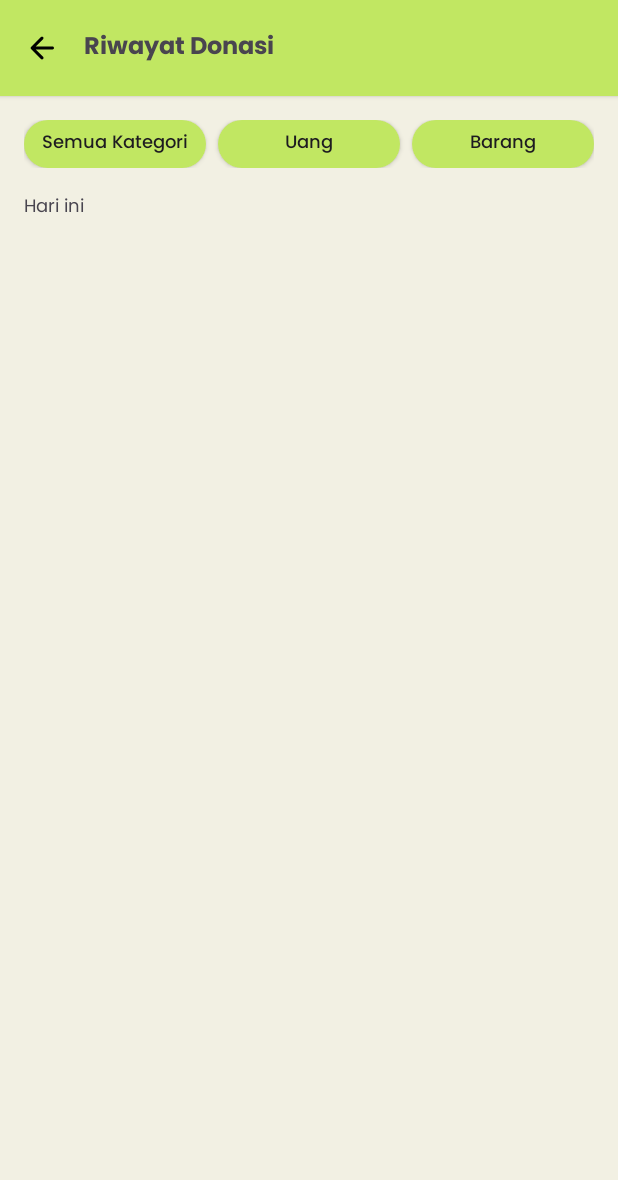
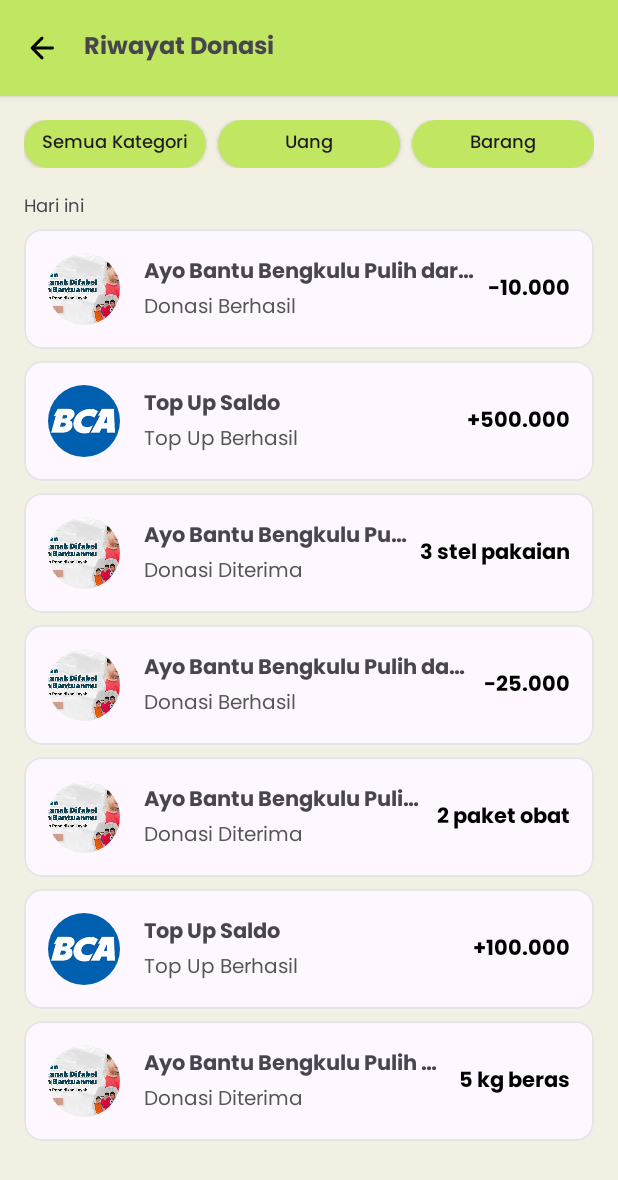
Before and after one commit to gresss27/Rahmat-UX, an Android app: the DonationHistoryActivity screen opened directly, with no data from a screen before it, on a phone screen of 412 x 824 dp. Shown: the top 1180 px of the screen. Run offline under Robolectric (Android 15) with nearby library versions, the phone set to English and light mode, and no system bars; our stand-ins replace CircleImageView.

Commit message:
logic riwayat donasi

```diff
--- a/app/src/main/java/com/example/rahmat_ux/DonationHistoryActivity.java
+++ b/app/src/main/java/com/example/rahmat_ux/DonationHistoryActivity.java
@@ -1,24 +1,88 @@
 package com.example.rahmat_ux;
 
 import android.os.Bundle;
+import android.view.View;
+import android.widget.ImageView;
 
 import androidx.activity.EdgeToEdge;
 import androidx.appcompat.app.AppCompatActivity;
+import androidx.appcompat.widget.AppCompatButton;
 import androidx.core.graphics.Insets;
 import androidx.core.view.ViewCompat;
 import androidx.core.view.WindowInsetsCompat;
+import androidx.recyclerview.widget.LinearLayoutManager;
+import androidx.recyclerview.widget.RecyclerView;
+
+import com.example.rahmat_ux.adapter.DonationHistoryAdapter;
+import com.example.rahmat_ux.model.DonationHistory;
+import com.example.rahmat_ux.data.DummyDataRepository;
+
+import java.util.ArrayList;
+import java.util.List;
 
 public class DonationHistoryActivity extends AppCompatActivity {
+
+    private RecyclerView recyclerView;
+    private DonationHistoryAdapter adapter;
+    private List<DonationHistory> allHistories;
+    private List<DonationHistory> filteredHistories;
+
+    private AppCompatButton btnAll;
+    private AppCompatButton btnUang;
+    private AppCompatButton btnBarang;
 
     @Override
     protected void onCreate(Bundle savedInstanceState) {
         super.onCreate(savedInstanceState);
         EdgeToEdge.enable(this);
         setContentView(R.layout.activity_donation_history);
+
         ViewCompat.setOnApplyWindowInsetsListener(findViewById(R.id.main), (v, insets) -> {
             Insets systemBars = insets.getInsets(WindowInsetsCompat.Type.systemBars());
             v.setPadding(systemBars.left, systemBars.top, systemBars.right, systemBars.bottom);
             return insets;
         });
+
+        // Back Button
+        ImageView btnBack = findViewById(R.id.btnBack);
+        btnBack.setOnClickListener(v -> onBackPressed());
+
+        // Button References
+        btnAll = findViewById(R.id.btn_all);
+        btnUang = findViewById(R.id.btn_uang);
+        btnBarang = findViewById(R.id.btn_barang);
+
+        // RecyclerView Setup
+        recyclerView = findViewById(R.id.recycler_view_donation_history);
+        recyclerView.setLayoutManager(new LinearLayoutManager(this));
+
+        // Load data using Singleton access
+        allHistories = DummyDataRepository.getInstance().getDonationHistoryList();
+        filteredHistories = new ArrayList<>(allHistories);
+
+        // Set adapter
+        adapter = new DonationHistoryAdapter(filteredHistories);
+        recyclerView.setAdapter(adapter);
+
+        // Filter Buttons
+        btnAll.setOnClickListener(v -> showFiltered("all"));
+        btnUang.setOnClickListener(v -> showFiltered("uang"));
+        btnBarang.setOnClickListener(v -> showFiltered("barang"));
+    }
+
+    private void showFiltered(String category) {
+        filteredHistories.clear();
+
+        if (category.equals("all")) {
+            filteredHistories.addAll(allHistories);
+        } else {
+            for (DonationHistory history : allHistories) {
+                if (history.getCategory().equals(category)) {
+                    filteredHistories.add(history);
+                }
+            }
+        }
+
+        adapter.notifyDataSetChanged();
     }
 }
--- a/app/src/main/java/com/example/rahmat_ux/NotificationActivity.java
+++ b/app/src/main/java/com/example/rahmat_ux/NotificationActivity.java
@@ -30,6 +30,7 @@ public class NotificationActivity extends AppCompatActivity {
 //        MENAMPILKAN DATA DI RECYCLERVIEW
         RecyclerView recyclerView = findViewById(R.id.recyclerNotifications);
         recyclerView.setLayoutManager(new LinearLayoutManager(this));
-        NotificationAdapter adapter = new NotificationAdapter(DummyDataRepository.getInstance().getNotificationList());        recyclerView.setAdapter(adapter);
+        NotificationAdapter adapter = new NotificationAdapter(DummyDataRepository.getInstance().getNotificationList());
+        recyclerView.setAdapter(adapter);
     }
 }
--- a/app/src/main/java/com/example/rahmat_ux/UserFragment.java
+++ b/app/src/main/java/com/example/rahmat_ux/UserFragment.java
@@ -110,6 +110,17 @@ public class UserFragment extends Fragment {
             }
         });
 
+//        NAVIGATE TO DONATION HISTORY
+        LinearLayout column3 = view.findViewById(R.id.column3);
+        column3.setOnClickListener(new View.OnClickListener() {
+            @Override
+            public void onClick(View v) {
+                Intent intent = new Intent(getActivity(), DonationHistoryActivity.class);
+                startActivity(intent);
+            }
+        });
+
+
     }
 
 }
--- /dev/null
+++ b/app/src/main/java/com/example/rahmat_ux/adapter/DonationHistoryAdapter.java
@@ -0,0 +1,63 @@
+package com.example.rahmat_ux.adapter;
+
+import android.view.LayoutInflater;
+import android.view.View;
+import android.view.ViewGroup;
+import android.widget.ImageView;
+import android.widget.TextView;
+
+import androidx.annotation.NonNull;
+import androidx.recyclerview.widget.RecyclerView;
+
+import com.example.rahmat_ux.R;
+import com.example.rahmat_ux.model.DonationHistory;
+
+import java.util.List;
+
+public class DonationHistoryAdapter extends RecyclerView.Adapter<DonationHistoryAdapter.ViewHolder> {
+
+    private List<DonationHistory> historyList;
+
+    public DonationHistoryAdapter(List<DonationHistory> historyList) {
+        this.historyList = historyList;
+    }
+
+    public void setFilteredList(List<DonationHistory> filteredList) {
+        this.historyList = filteredList;
+        notifyDataSetChanged();
+    }
+
+    @NonNull
+    @Override
+    public DonationHistoryAdapter.ViewHolder onCreateViewHolder(@NonNull ViewGroup parent, int viewType) {
+        View view = LayoutInflater.from(parent.getContext()).inflate(R.layout.item_donation_history, parent, false);
+        return new ViewHolder(view);
+    }
+
+    @Override
+    public void onBindViewHolder(@NonNull DonationHistoryAdapter.ViewHolder holder, int position) {
+        DonationHistory item = historyList.get(position);
+        holder.title.setText(item.getTitle());
+        holder.status.setText(item.getStatus());
+        holder.amount.setText(item.getAmount());
+        holder.image.setImageResource(item.getImageResId());
+    }
+
+    @Override
+    public int getItemCount() {
+        return historyList.size();
+    }
+
+    public static class ViewHolder extends RecyclerView.ViewHolder {
+        ImageView image;
+        TextView title, status, amount;
+
+        public ViewHolder(@NonNull View itemView) {
+            super(itemView);
+            image = itemView.findViewById(R.id.imageViewHistory);
+            title = itemView.findViewById(R.id.textTitle);
+            status = itemView.findViewById(R.id.textStatus);
+            amount = itemView.findViewById(R.id.textAmount);
+        }
+    }
+}
--- a/app/src/main/java/com/example/rahmat_ux/data/DummyDataRepository.java
+++ b/app/src/main/java/com/example/rahmat_ux/data/DummyDataRepository.java
@@ -3,6 +3,7 @@ package com.example.rahmat_ux.data;
 import com.example.rahmat_ux.R;
 import com.example.rahmat_ux.model.Bank;
 import com.example.rahmat_ux.model.Campaign;
+import com.example.rahmat_ux.model.DonationHistory;
 import com.example.rahmat_ux.model.Donator;
 import com.example.rahmat_ux.model.Notification;
 import com.example.rahmat_ux.model.Story;
@@ -233,4 +234,66 @@ public class DummyDataRepository {
         list.add(new Bank("Bank Syariah Indonesia", R.drawable.bank_syariah));
         return list;
     }
+
+    public List<DonationHistory> getDonationHistoryList() {
+        List<DonationHistory> list = new ArrayList<>();
+
+        list.add(new DonationHistory(
+                "Ayo Bantu Bengkulu Pulih dari Gempa",
+                "Donasi Berhasil",
+                "-10.000",
+                R.drawable.banner1,
+                "uang"
+        ));
+
+        list.add(new DonationHistory(
+                "Top Up Saldo",
+                "Top Up Berhasil",
+                "+500.000",
+                R.drawable.bank_bca,
+                "uang"
+        ));
+
+        list.add(new DonationHistory(
+                "Ayo Bantu Bengkulu Pulih dari Gempa",
+                "Donasi Diterima",
+                "3 stel pakaian",
+                R.drawable.banner1,
+                "barang"
+        ));
+
+        list.add(new DonationHistory(
+                "Ayo Bantu Bengkulu Pulih dari Gempa",
+                "Donasi Berhasil",
+                "-25.000",
+                R.drawable.banner1,
+                "uang"
+        ));
+
+        list.add(new DonationHistory(
+                "Ayo Bantu Bengkulu Pulih dari Gempa",
+                "Donasi Diterima",
+                "2 paket obat",
+                R.drawable.banner1,
+                "barang"
+        ));
+
+        list.add(new DonationHistory(
+                "Top Up Saldo",
+                "Top Up Berhasil",
+                "+100.000",
+                R.drawable.bank_bca,
+                "uang"
+        ));
+
+        list.add(new DonationHistory(
+                "Ayo Bantu Bengkulu Pulih dari Gempa",
+                "Donasi Diterima",
+                "5 kg beras",
+                R.drawable.banner1,
+                "barang"
+        ));
+
+        return list;
+    }
 }
--- /dev/null
+++ b/app/src/main/java/com/example/rahmat_ux/model/DonationHistory.java
@@ -0,0 +1,37 @@
+package com.example.rahmat_ux.model;
+
+public class DonationHistory {
+    private String title;
+    private String status;
+    private String amount;
+    private int imageResId;
+    private String category; // "uang" or "barang"
+
+    public DonationHistory(String title, String status, String amount, int imageResId, String category) {
+        this.title = title;
+        this.status = status;
+        this.amount = amount;
+        this.imageResId = imageResId;
+        this.category = category;
+    }
+
+    public String getTitle() {
+        return title;
+    }
+
+    public String getStatus() {
+        return status;
+    }
+
+    public String getAmount() {
+        return amount;
+    }
+
+    public int getImageResId() {
+        return imageResId;
+    }
+
+    public String getCategory() {
+        return category;
+    }
+}
--- a/app/src/main/res/layout/activity_donation_history.xml
+++ b/app/src/main/res/layout/activity_donation_history.xml
@@ -60,6 +60,7 @@
             android:layout_marginBottom="16dp">
 
             <androidx.appcompat.widget.AppCompatButton
+                android:id="@+id/btn_all"
                 android:layout_weight="1"
                 android:layout_width="0dp"
                 android:layout_height="32dp"
@@ -72,6 +73,7 @@
                 android:backgroundTint="@color/green_primary"/>
 
             <androidx.appcompat.widget.AppCompatButton
+                android:id="@+id/btn_uang"
                 android:layout_weight="1"
                 android:layout_width="0dp"
                 android:layout_height="32dp"
@@ -85,6 +87,7 @@
                 android:layout_marginHorizontal="8dp"/>
 
             <androidx.appcompat.widget.AppCompatButton
+                android:id="@+id/btn_barang"
                 android:layout_weight="1"
                 android:layout_width="0dp"
                 android:layout_height="32dp"
@@ -105,6 +108,7 @@
             android:textSize="12sp" />
 
         <androidx.recyclerview.widget.RecyclerView
+            android:id="@+id/recycler_view_donation_history"
             android:layout_width="match_parent"
             android:layout_height="wrap_content"
             tools:listitem="@layout/item_donation_history"
--- a/app/src/main/res/layout/fragment_user.xml
+++ b/app/src/main/res/layout/fragment_user.xml
@@ -313,7 +313,9 @@
                     app:layout_constraintBottom_toBottomOf="parent"
                     app:layout_constraintStart_toEndOf="@+id/divider2"
                     app:layout_constraintEnd_toEndOf="parent"
-                    app:layout_constraintHorizontal_weight="1">
+                    app:layout_constraintHorizontal_weight="1"
+                    android:clickable="true"
+                    android:focusable="true">
 
                     <ImageView
                         android:id="@+id/icon3"
--- a/app/src/main/res/layout/item_donation_history.xml
+++ b/app/src/main/res/layout/item_donation_history.xml
@@ -9,45 +9,55 @@
     app:cardElevation="0dp"
     android:background="@color/white">
 
-    <LinearLayout
+    <androidx.constraintlayout.widget.ConstraintLayout
         android:layout_width="match_parent"
         android:layout_height="wrap_content"
-        android:background="@color/white"
-        android:gravity="center_vertical"
-        android:orientation="horizontal"
         android:padding="16dp">
 
+        <!-- Thumbnail Image -->
         <androidx.cardview.widget.CardView
+            android:id="@+id/cardImage"
             android:layout_width="48dp"
             android:layout_height="48dp"
             app:cardCornerRadius="30dp"
-            app:cardElevation="0dp">
+            app:cardElevation="0dp"
+            app:layout_constraintStart_toStartOf="parent"
+            app:layout_constraintTop_toTopOf="parent"
+            app:layout_constraintBottom_toBottomOf="parent">
 
             <ImageView
-                android:id="@+id/imageDonator"
+                android:id="@+id/imageViewHistory"
                 android:layout_width="match_parent"
                 android:layout_height="match_parent"
                 android:scaleType="centerCrop"
                 android:src="@drawable/campaign_yatim" />
         </androidx.cardview.widget.CardView>
 
+        <!-- Title and Status -->
         <LinearLayout
+            android:id="@+id/linearText"
             android:layout_width="0dp"
             android:layout_height="wrap_content"
+            android:orientation="vertical"
+            app:layout_constraintStart_toEndOf="@id/cardImage"
+            app:layout_constraintTop_toTopOf="parent"
+            app:layout_constraintBottom_toBottomOf="parent"
+            app:layout_constraintEnd_toStartOf="@id/textAmount"
             android:layout_marginStart="16dp"
-            android:layout_weight="1"
-            android:orientation="vertical">
+            android:layout_marginEnd="8dp">
 
             <TextView
-                android:id="@+id/textName"
+                android:id="@+id/textTitle"
                 android:layout_width="wrap_content"
                 android:layout_height="wrap_content"
                 android:text="Ayo Bantu Bengkulu Pulih dari Gempa"
                 android:textSize="14sp"
-                android:textStyle="bold" />
+                android:textStyle="bold"
+                android:maxLines="1"
+                android:ellipsize="end" />
 
             <TextView
-                android:id="@+id/textAmount"
+                android:id="@+id/textStatus"
                 android:layout_width="wrap_content"
                 android:layout_height="wrap_content"
                 android:text="Donasi Berhasil"
@@ -55,14 +65,20 @@
                 android:textSize="13sp" />
         </LinearLayout>
 
+        <!-- Amount -->
         <TextView
-            android:id="@+id/textTime"
+            android:id="@+id/textAmount"
             android:layout_width="wrap_content"
             android:layout_height="wrap_content"
-            android:layout_marginStart="8dp"
             android:text="-10.000"
             android:textStyle="bold"
             android:textColor="@color/black"
-            android:textSize="14sp" />
-    </LinearLayout>
+            android:textSize="14sp"
+            android:maxLines="2"
+            android:gravity="end"
+            app:layout_constraintEnd_toEndOf="parent"
+            app:layout_constraintTop_toTopOf="parent"
+            app:layout_constraintBottom_toBottomOf="parent" />
+
+    </androidx.constraintlayout.widget.ConstraintLayout>
 </com.google.android.material.card.MaterialCardView>
```
